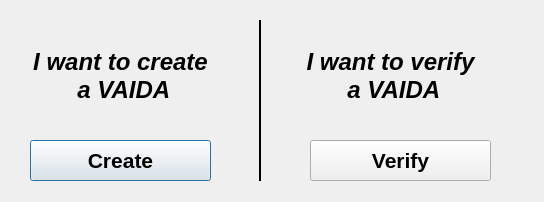
First picture: the form in UI/HomeLayout.ui, repository picrin/VAIDA_OLD, before the edit.
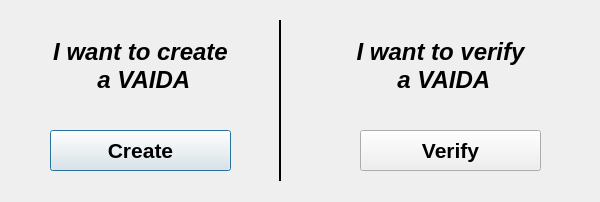
Second picture: the form after the edit.

Patch:
```diff
--- a/UI/HomeLayout.ui
+++ b/UI/HomeLayout.ui
@@ -6,7 +6,7 @@
    <rect>
     <x>0</x>
     <y>0</y>
-    <width>544</width>
+    <width>600</width>
     <height>202</height>
    </rect>
   </property>
@@ -27,8 +27,8 @@
   <widget class="QLabel" name="createLabel">
    <property name="geometry">
     <rect>
-     <x>20</x>
-     <y>20</y>
+     <x>40</x>
+     <y>10</y>
      <width>201</width>
      <height>111</height>
     </rect>
@@ -52,8 +52,8 @@
   <widget class="QPushButton" name="createButton">
    <property name="geometry">
     <rect>
-     <x>30</x>
-     <y>140</y>
+     <x>50</x>
+     <y>130</y>
      <width>181</width>
      <height>41</height>
     </rect>
@@ -83,8 +83,8 @@
   <widget class="QPushButton" name="verifyButton">
    <property name="geometry">
     <rect>
-     <x>310</x>
-     <y>140</y>
+     <x>360</x>
+     <y>130</y>
      <width>181</width>
      <height>41</height>
     </rect>
@@ -103,8 +103,8 @@
   <widget class="QLabel" name="verifyLabel">
    <property name="geometry">
     <rect>
-     <x>290</x>
-     <y>20</y>
+     <x>340</x>
+     <y>10</y>
      <width>201</width>
      <height>111</height>
     </rect>
@@ -128,7 +128,7 @@
   <widget class="Line" name="line">
    <property name="geometry">
     <rect>
-     <x>250</x>
+     <x>270</x>
      <y>20</y>
      <width>20</width>
      <height>161</height>
```
